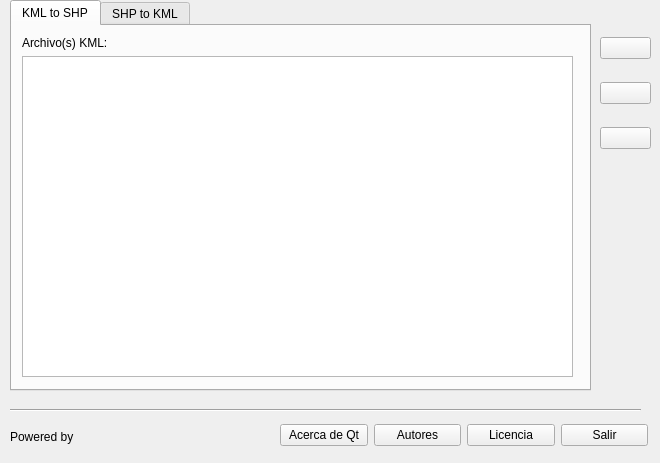
First picture: the form in ui/window.ui, repository laar19/KmlShpConvert, before the edit.
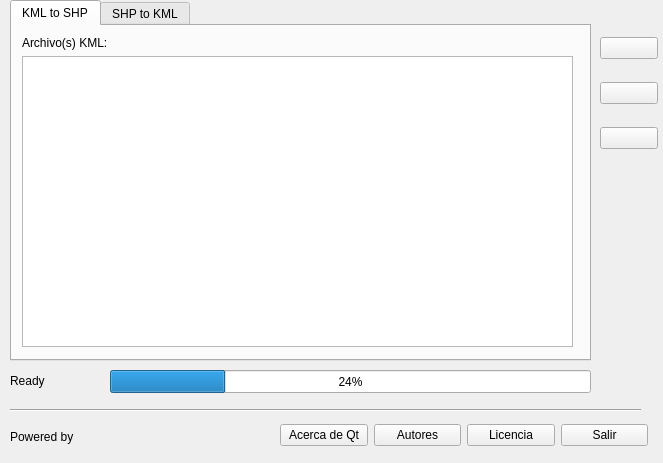
Second picture: the form after the edit. Icons and pictures are not drawn.

Diff of the .ui file:
```diff
--- a/ui/window.ui
+++ b/ui/window.ui
@@ -6,7 +6,7 @@
    <rect>
     <x>0</x>
     <y>0</y>
-    <width>660</width>
+    <width>663</width>
     <height>463</height>
    </rect>
   </property>
@@ -20,7 +20,7 @@
       <x>10</x>
       <y>0</y>
       <width>581</width>
-      <height>391</height>
+      <height>361</height>
      </rect>
     </property>
     <property name="currentIndex">
@@ -36,7 +36,7 @@
         <x>10</x>
         <y>10</y>
         <width>551</width>
-        <height>341</height>
+        <height>311</height>
        </rect>
       </property>
       <layout class="QVBoxLayout" name="verticalLayout_3">
@@ -150,12 +150,12 @@
      <enum>Qt::Horizontal</enum>
     </property>
    </widget>
-   <widget class="QWidget" name="">
+   <widget class="QWidget" name="layoutWidget">
     <property name="geometry">
      <rect>
       <x>600</x>
       <y>20</y>
-      <width>51</width>
+      <width>58</width>
       <height>146</height>
      </rect>
     </property>
@@ -213,7 +213,7 @@
      </item>
     </layout>
    </widget>
-   <widget class="QWidget" name="">
+   <widget class="QWidget" name="layoutWidget">
     <property name="geometry">
      <rect>
       <x>10</x>
@@ -242,6 +242,32 @@
      </item>
     </layout>
    </widget>
+   <widget class="QProgressBar" name="progressBar">
+    <property name="geometry">
+     <rect>
+      <x>110</x>
+      <y>370</y>
+      <width>481</width>
+      <height>23</height>
+     </rect>
+    </property>
+    <property name="value">
+     <number>24</number>
+    </property>
+   </widget>
+   <widget class="QLabel" name="label_status">
+    <property name="geometry">
+     <rect>
+      <x>10</x>
+      <y>370</y>
+      <width>91</width>
+      <height>21</height>
+     </rect>
+    </property>
+    <property name="text">
+     <string>Ready</string>
+    </property>
+   </widget>
   </widget>
   <action name="actionAutores">
    <property name="text">
```
